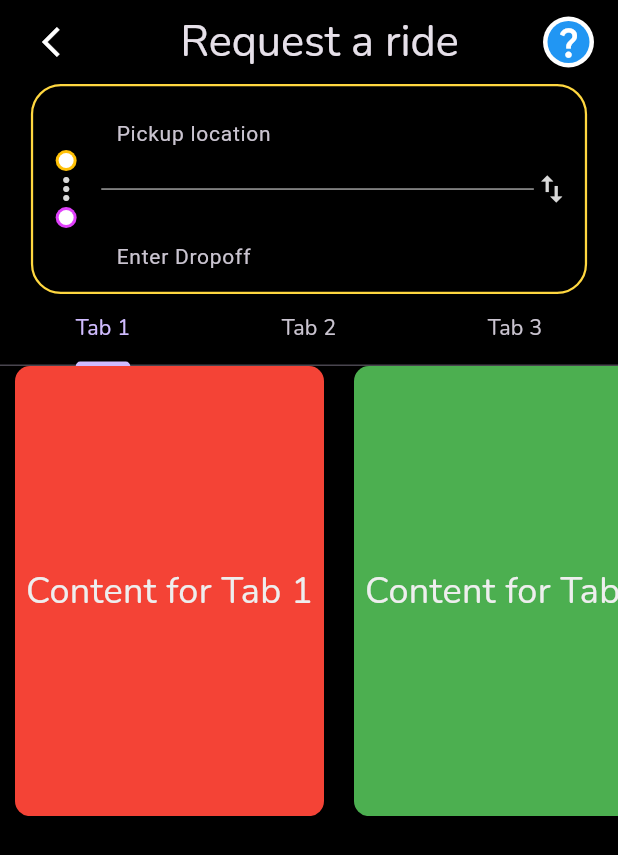
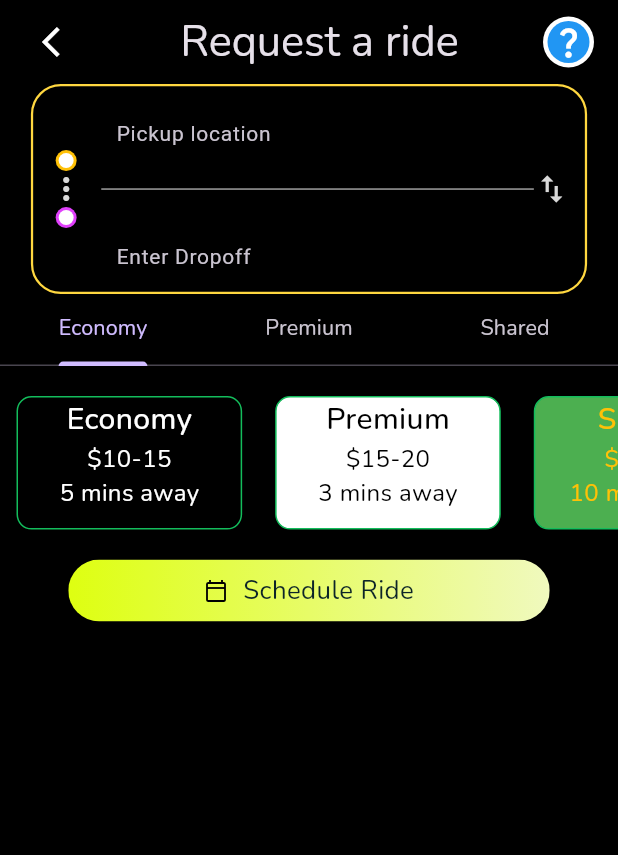
Before and after one commit to SMTech24-official/Rydleap-mobile-app, a Flutter app: the RequestARide screen opened directly, on a phone screen of 412 x 824 dp. Shown: the top 855 px of the screen. Run offline on Flutter 3.47's test engine with Material 3 defaults, Android fonts, the phone set to English and light mode, and no system bars; our stand-ins replace flutter_otp_text_field, flutter_sizer, google_fonts, google_maps_flutter, intl_phone_field, persistent_bottom_nav_bar and 1 more; accounts and stored records are empty; project files that could hold a hidden picture were left out.

Commit message:
request a ride done

```diff
--- /dev/null
+++ b/lib/core/global_widgets/custom_icon_gradient_button.dart
@@ -0,0 +1,65 @@
+import 'package:flutter/material.dart';
+import 'package:rydleap/core/app_sizes.dart';
+import 'package:rydleap/core/utility/app_colors.dart';
+
+class CustomIconGradientButton extends StatelessWidget {
+  final String text;
+  final VoidCallback onTap;
+  final IconData? icon;
+  final List<Color>? colorList;
+  final double? width;
+
+
+  const CustomIconGradientButton({
+    super.key,
+    required this.text,
+    required this.onTap, this.icon, this.colorList, this.width,
+  });
+
+  @override
+  Widget build(BuildContext context) {
+    return Material(
+      color: Colors.transparent,
+      child: Ink(
+        decoration: BoxDecoration(
+          gradient: LinearGradient(
+            colors: colorList??[
+              Color(0xffDEFF11),
+              Color(0xffF0F9BE),
+            ],
+            begin: Alignment.topLeft,
+            end: Alignment.topRight,
+          ),
+          borderRadius: BorderRadius.circular(getWidth(46)),
+        ),
+        child: InkWell(
+          borderRadius: BorderRadius.circular(getWidth(46)),
+          splashColor: Colors.grey.withOpacity(0.5),
+          onTap: onTap,
+          child: Container(
+            height: getHeight(50),
+            width: width??double.infinity,
+            alignment: Alignment.center,
+            child: Row(
+              mainAxisAlignment: MainAxisAlignment.center,
+              children: [
+
+                icon!=null?Icon(icon,color: Colors.black,size: 16,):SizedBox(),
+                SizedBox(width: 10,),
+
+                Text(
+                  text,
+                  style: TextStyle(
+                    color: AppColors.textBlack,
+                    fontSize: getWidth(18),
+                    fontWeight: FontWeight.w400,
+                  ),
+                ),
+              ],
+            ),
+          ),
+        ),
+      ),
+    );
+  }
+}
--- /dev/null
+++ b/lib/core/global_widgets/ride_type_tile.dart
@@ -0,0 +1,64 @@
+
+
+
+import 'package:flutter/cupertino.dart';
+import 'package:google_fonts/google_fonts.dart';
+import 'package:rydleap/core/app_sizes.dart';
+
+class RideTypeTile extends StatelessWidget{
+
+  final String title;
+  final String subtitle;
+  final String time;
+  final Color backgroundColor;
+  final Color textColor;
+
+  const RideTypeTile({super.key, required this.title, required this.subtitle, required this.time, required this.backgroundColor, required this.textColor});
+
+
+
+  @override
+  Widget build(BuildContext context) {
+    // TODO: implement build
+    return Container(
+      margin: EdgeInsets.symmetric(horizontal: 11,vertical: 20),
+      width: getWidth(157),
+      height: getHeight(109),
+
+      decoration: BoxDecoration(
+        border: Border.all(width: 1,color: Color(0xff13BD5C)),
+        borderRadius: BorderRadius.circular(10),
+        color: backgroundColor
+      ),
+
+
+      child: Column(
+        children: [
+          Text(title,style: GoogleFonts.nunito(
+            fontSize: 20,
+            fontWeight: FontWeight.w500,
+            color: textColor
+
+          ),),
+          Text(subtitle,style: GoogleFonts.nunito(
+            fontSize: 16,
+            fontWeight: FontWeight.w400,
+              color: textColor
+          ),),
+
+
+
+
+          Text(time,style: GoogleFonts.nunito(
+          fontSize: 16,
+            fontWeight: FontWeight.w400,
+              color: textColor
+          ),),
+
+
+        ],
+      ),
+    );
+  }
+
+}
--- a/lib/feature/request_a_ride/presentation/request_a_ride.dart
+++ b/lib/feature/request_a_ride/presentation/request_a_ride.dart
@@ -1,25 +1,19 @@
-
-
-
-
-
 // import 'package:flutter/cupertino.dart';
 import 'package:flutter/material.dart';
 import 'package:flutter_sizer/flutter_sizer.dart';
 import 'package:google_fonts/google_fonts.dart';
 import 'package:rydleap/core/app_sizes.dart';
+import 'package:rydleap/core/global_widgets/custom_icon_gradient_button.dart';
 import 'package:rydleap/core/global_widgets/pickup_and_drop_input_tile.dart';
+import 'package:rydleap/core/global_widgets/ride_type_tile.dart';
 
-class RequestARide extends StatefulWidget{
-
+class RequestARide extends StatefulWidget {
   @override
   State<RequestARide> createState() => _RequestARideState();
 }
 
-class _RequestARideState extends State<RequestARide> with SingleTickerProviderStateMixin {
-
-
-
+class _RequestARideState extends State<RequestARide>
+    with SingleTickerProviderStateMixin {
   TabController? _tabController;
   ScrollController _scrollController = ScrollController();
 
@@ -48,10 +42,6 @@ class _RequestARideState extends State<RequestARide> with SingleTickerProviderSt
     super.dispose();
   }
 
-
-
-
-
   @override
   Widget build(BuildContext context) {
     // TODO: implement build
@@ -61,12 +51,12 @@ class _RequestARideState extends State<RequestARide> with SingleTickerProviderSt
         title: Row(
           mainAxisAlignment: MainAxisAlignment.spaceBetween,
           children: [
-            IconButton(onPressed: (){
-              Navigator.pop(context);
-            }, icon: Icon(Icons.arrow_back_ios)),
-
+            IconButton(
+                onPressed: () {
+                  Navigator.pop(context);
+                },
+                icon: Icon(Icons.arrow_back_ios)),
             Text('Request a ride'),
-
             CircleAvatar(
               radius: 17,
               backgroundColor: Colors.white,
@@ -86,64 +76,59 @@ class _RequestARideState extends State<RequestARide> with SingleTickerProviderSt
       body: Column(
         mainAxisAlignment: MainAxisAlignment.start,
         children: [
-
-
-
-          PickupAndDropInputTile(backGroundColor: Colors.black, width: 90.w,),
-
-
-
+          PickupAndDropInputTile(
+            backGroundColor: Colors.black,
+            width: 90.w,
+          ),
 
           TabBar(
             controller: _tabController,
             tabs: [
-              Tab(text: 'Tab 1'),
-              Tab(text: 'Tab 2'),
-              Tab(text: 'Tab 3'),
+              Tab(text: 'Economy'),
+              Tab(text: 'Premium'),
+              Tab(text: 'Shared'),
             ],
           ),
 
-
           Container(
             width: screenWidth(),
-            height: 300,
+            height: 129,
             child: ListView(
               scrollDirection: Axis.horizontal,
               controller: _scrollController,
               shrinkWrap: true,
               children: [
-                Container(
-                  margin: EdgeInsets.symmetric(horizontal: 10),
-                  decoration: BoxDecoration(
-                    borderRadius: BorderRadius.circular(10),
-                    color: Colors.red,
-                  ),
-                  width: MediaQuery.of(context).size.width/2,
-
-                  child: Center(child: Text('Content for Tab 1', style: TextStyle(fontSize: 24))),
+                RideTypeTile(
+                  title: 'Economy',
+                  subtitle: '\$10-15',
+                  time: '5 mins away',
+                  backgroundColor: Colors.black,
+                  textColor: Colors.white,
                 ),
-                Container(
-                  margin: EdgeInsets.symmetric(horizontal: 10),
-                  width: MediaQuery.of(context).size.width/2,
-                  decoration: BoxDecoration(
-                    borderRadius: BorderRadius.circular(10),
-                    color: Colors.green,
-                  ),
-                  child: Center(child: Text('Content for Tab 2', style: TextStyle(fontSize: 24))),
+                RideTypeTile(
+                  title: 'Premium',
+                  subtitle: '\$15-20',
+                  time: '3 mins away',
+                  backgroundColor: Colors.white,
+                  textColor: Colors.black,
                 ),
-                Container(
-                  margin: EdgeInsets.symmetric(horizontal: 10),
-                  width: MediaQuery.of(context).size.width/2,
-                  decoration: BoxDecoration(
-                    borderRadius: BorderRadius.circular(10),
-                    color: Colors.blue,
-                  ),
-                  child: Center(child: Text('Content for Tab 3', style: TextStyle(fontSize: 24))),
+                RideTypeTile(
+                  title: 'Shared',
+                  subtitle: '\$05-10',
+                  time: '10 mins away',
+                  backgroundColor: Colors.green.shade500,
+                  textColor: Colors.amber,
                 ),
               ],
             ),
           ),
 
+          CustomIconGradientButton(
+            text: 'Schedule Ride',
+            onTap: () {},
+            width: getWidth(335),
+            icon: Icons.calendar_today_outlined,
+          )
 
           // Container(
           //   height: 50.h,
@@ -210,16 +195,7 @@ class _RequestARideState extends State<RequestARide> with SingleTickerProviderSt
           //     ),
           //   ),
           // ),
-
-
-
-
-
-
-
-
-
-      ],
+        ],
       ),
     );
   }
```
